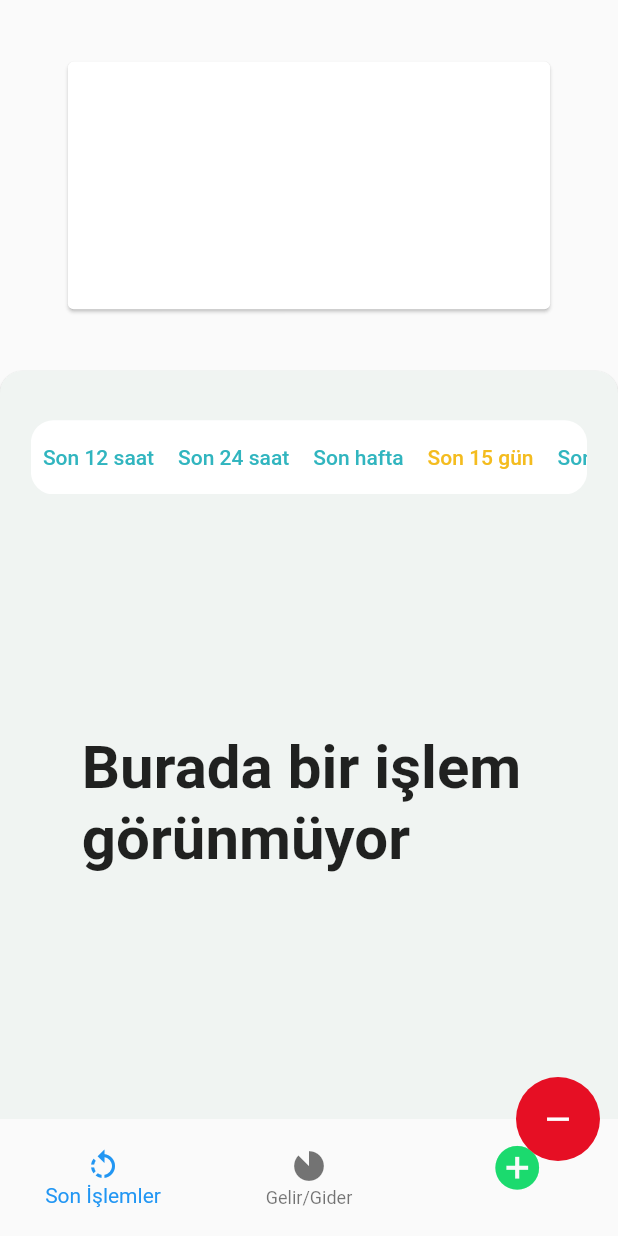
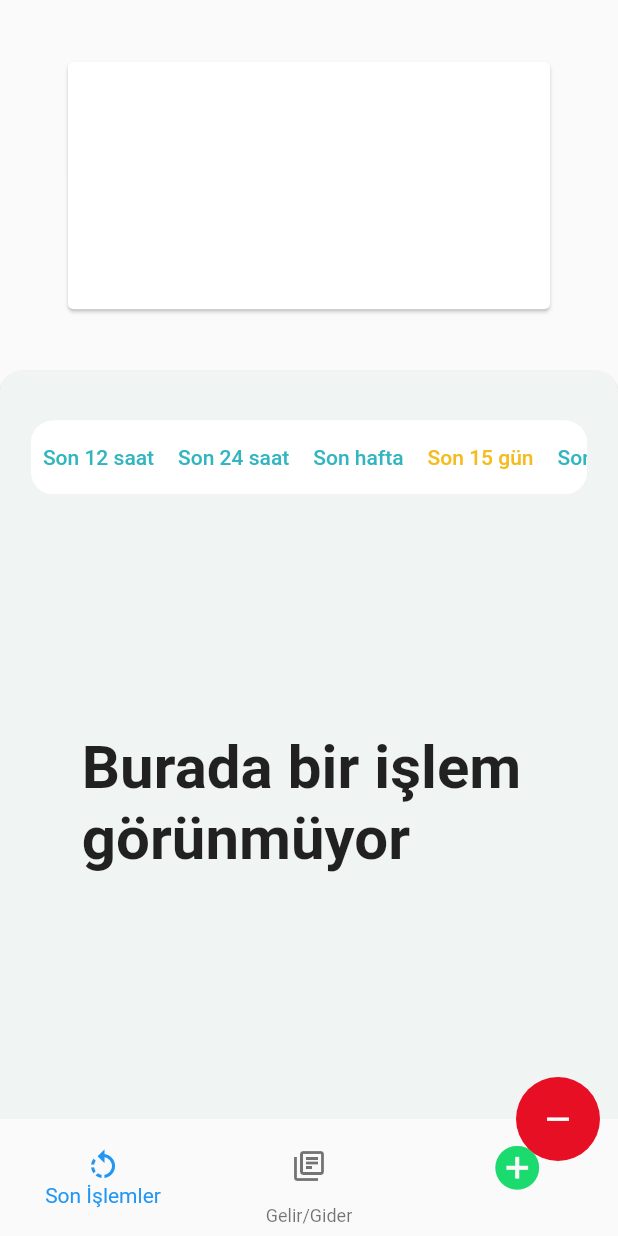
Before and after one commit to hazarduman0/kasa, a Flutter app: the screen it shows after launch, after a tap on "Son 15 gün", on a phone screen of 412 x 824 dp. Run offline on Flutter 3.47's test engine with Material 2 defaults, Android fonts, the phone set to English and light mode, and no system bars; our stand-ins replace get, get_storage, sqflite, timeline_tile; accounts and stored records are empty.

Commit message:
Update home_page.dart

```diff
--- a/lib/ui/screens/home_page.dart
+++ b/lib/ui/screens/home_page.dart
@@ -4,10 +4,12 @@ import 'package:flutter/material.dart';
 import 'package:get/get.dart';
 import 'package:intl/intl.dart';
 import 'package:kasa/controllers/amount_controller.dart';
+import 'package:kasa/controllers/income_expense_controller.dart';
 import 'package:kasa/controllers/input_controller.dart';
 import 'package:kasa/core/constrants/app_colors.dart';
 import 'package:kasa/core/constrants/app_keys.dart';
 import 'package:kasa/core/constrants/app_keys_textstyle.dart';
+import 'package:kasa/ui/screens/income_expense.dart';
 import 'package:kasa/ui/widgets/home/activity_timeline.dart';
 import 'package:kasa/ui/widgets/home/bottom_sheet_widget.dart';
 import 'package:kasa/ui/widgets/home/month_comparison_card.dart';
@@ -16,6 +18,8 @@ class HomePage extends StatelessWidget {
   HomePage({Key? key}) : super(key: key);
 
   final AmountController _amount = Get.find();
+
+  final IncomeExpenseController _incomeExpense = Get.find();
 
   @override
   Widget build(BuildContext context) {
@@ -73,16 +77,22 @@ class HomePage extends StatelessWidget {
 
                           amount.isLoading
                               ? const Center(child: CircularProgressIndicator())
-                              : getAmountWidgetList().isNotEmpty ? Column(
+                              : getAmountWidgetList().isNotEmpty
+                                  ? Column(
                                       //listviewBuilder
                                       mainAxisSize: MainAxisSize.min,
                                       children: getAmountWidgetList() +
                                           [SizedBox(height: Get.height * 0.1)],
-                                ) : Container(
+                                    )
+                                  : Container(
                                       height: Get.height / 2,
                                       width: Get.width,
                                       alignment: Alignment.center,
-                                  child: const Text('Burada bir işlem \ngörünmüyor', style: TextStyle(fontSize: 40.0, fontWeight: FontWeight.bold)),
+                                      child: const Text(
+                                          'Burada bir işlem \ngörünmüyor',
+                                          style: TextStyle(
+                                              fontSize: 40.0,
+                                              fontWeight: FontWeight.bold)),
                                     ),
                         ],
                       );
@@ -100,14 +110,24 @@ class HomePage extends StatelessWidget {
             label: 'Son İşlemler',
             backgroundColor: AppColors.maximumBlueGreen),
         BottomNavigationBarItem(
-            icon: const Icon(Icons.incomplete_circle_outlined),
+          icon: IconButton(
+              onPressed: () async {
+                await _incomeExpense.getFixedExpenseList();
+                await _incomeExpense.getFixedIncomeList();
+                await _incomeExpense.getRegularExpenseList();
+                await _incomeExpense.getRegularIncomeList();
+                Get.to(() => IncomeExpensePage());
+              },
+              icon: const Icon(Icons.my_library_books_outlined)),
           label: '${AppKeys.incomeText}/${AppKeys.expense}',
-            backgroundColor: AppColors.maximumBlueGreen),
+          backgroundColor: AppColors.maximumBlueGreen,
+        ),
         BottomNavigationBarItem(
           icon: GetBuilder<InputController>(builder: (sheet) {
             return IconButton(
               onPressed: () {
                 sheet.isRemoveFunc(false);
+
                 _getBottomSheet();
               },
               icon: Icon(Icons.add_circle_outlined,
```
Lines whose indentation alone changed are shown as unchanged.
